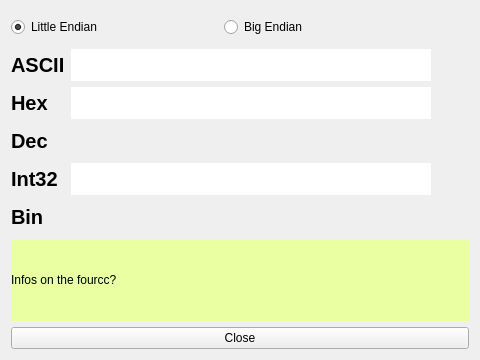
This is mini_analyser/ui/fourcchelper.ui in emericg/MiniVideo as Qt 5 draws it before an edit. The edited form follows.
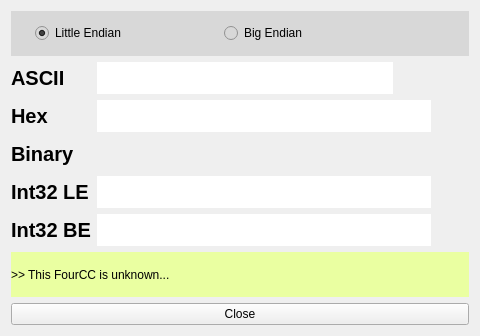
This is the edited form. Icons and pictures are not drawn.

Commit message: Update the fourcc helper

Diff of the .ui file:
```diff
--- a/mini_analyser/ui/fourcchelper.ui
+++ b/mini_analyser/ui/fourcchelper.ui
@@ -7,9 +7,15 @@
     <x>0</x>
     <y>0</y>
     <width>480</width>
-    <height>360</height>
+    <height>336</height>
    </rect>
   </property>
+  <property name="minimumSize">
+   <size>
+    <width>480</width>
+    <height>0</height>
+   </size>
+  </property>
   <property name="windowTitle">
    <string>FourCC helper</string>
   </property>
@@ -18,19 +24,244 @@
     <normaloff>:/icons/icons/applications-fonts.svg</normaloff>:/icons/icons/applications-fonts.svg</iconset>
   </property>
   <layout class="QGridLayout" name="gridLayout_2">
+   <item row="3" column="0">
+    <widget class="QPushButton" name="pushButton_exit">
+     <property name="text">
+      <string>Close</string>
+     </property>
+     <property name="icon">
+      <iconset resource="../resources/resources.qrc">
+       <normaloff>:/icons/icons/emblem-unreadable.svg</normaloff>:/icons/icons/emblem-unreadable.svg</iconset>
+     </property>
+     <property name="iconSize">
+      <size>
+       <width>24</width>
+       <height>24</height>
+      </size>
+     </property>
+     <property name="autoDefault">
+      <bool>false</bool>
+     </property>
+    </widget>
+   </item>
    <item row="1" column="0">
     <layout class="QGridLayout" name="gridLayout">
-     <item row="0" column="0">
-      <widget class="QLabel" name="label_4">
+     <item row="0" column="2">
+      <widget class="QPushButton" name="pushButton_switch_ascii">
+       <property name="maximumSize">
+        <size>
+         <width>32</width>
+         <height>32</height>
+        </size>
+       </property>
+       <property name="text">
+        <string/>
+       </property>
+       <property name="icon">
+        <iconset resource="../resources/resources.qrc">
+         <normaloff>:/icons/icons/custom-switch.svg</normaloff>:/icons/icons/custom-switch.svg</iconset>
+       </property>
+       <property name="iconSize">
+        <size>
+         <width>24</width>
+         <height>24</height>
+        </size>
+       </property>
+       <property name="autoDefault">
+        <bool>false</bool>
+       </property>
+       <property name="flat">
+        <bool>true</bool>
+       </property>
+      </widget>
+     </item>
+     <item row="2" column="3">
+      <widget class="QPushButton" name="pushButton_copy_bin">
+       <property name="maximumSize">
+        <size>
+         <width>32</width>
+         <height>32</height>
+        </size>
+       </property>
+       <property name="toolTip">
+        <string>Copy this string to clipboard</string>
+       </property>
+       <property name="text">
+        <string/>
+       </property>
+       <property name="icon">
+        <iconset resource="../resources/resources.qrc">
+         <normaloff>:/icons/icons/package-upgrade.svg</normaloff>:/icons/icons/package-upgrade.svg</iconset>
+       </property>
+       <property name="iconSize">
+        <size>
+         <width>24</width>
+         <height>24</height>
+        </size>
+       </property>
+       <property name="autoDefault">
+        <bool>false</bool>
+       </property>
+       <property name="flat">
+        <bool>true</bool>
+       </property>
+      </widget>
+     </item>
+     <item row="3" column="1" colspan="2">
+      <widget class="QLineEdit" name="lineEdit_int32_LE">
+       <property name="enabled">
+        <bool>true</bool>
+       </property>
+       <property name="minimumSize">
+        <size>
+         <width>0</width>
+         <height>32</height>
+        </size>
+       </property>
+       <property name="maximumSize">
+        <size>
+         <width>16777215</width>
+         <height>32</height>
+        </size>
+       </property>
        <property name="font">
         <font>
+         <family>Bitstream Vera Sans Mono</family>
          <pointsize>15</pointsize>
+        </font>
+       </property>
+       <property name="styleSheet">
+        <string notr="true">color: rgb(107, 107, 107);</string>
+       </property>
+       <property name="inputMask">
+        <string>9999999999</string>
+       </property>
+       <property name="frame">
+        <bool>false</bool>
+       </property>
+      </widget>
+     </item>
+     <item row="2" column="0">
+      <widget class="QLabel" name="label_2">
+       <property name="font">
+        <font>
+         <pointsize>15</pointsize>
          <weight>75</weight>
          <bold>true</bold>
         </font>
        </property>
        <property name="text">
-        <string>ASCII</string>
+        <string>Binary</string>
+       </property>
+      </widget>
+     </item>
+     <item row="2" column="1" colspan="2">
+      <widget class="QLineEdit" name="lineEdit_bin">
+       <property name="enabled">
+        <bool>false</bool>
+       </property>
+       <property name="minimumSize">
+        <size>
+         <width>0</width>
+         <height>32</height>
+        </size>
+       </property>
+       <property name="maximumSize">
+        <size>
+         <width>16777215</width>
+         <height>32</height>
+        </size>
+       </property>
+       <property name="font">
+        <font>
+         <pointsize>12</pointsize>
+        </font>
+       </property>
+       <property name="inputMask">
+        <string notr="true">BBBBBBBB BBBBBBBB BBBBBBBB BBBBBBBB</string>
+       </property>
+       <property name="maxLength">
+        <number>35</number>
+       </property>
+       <property name="frame">
+        <bool>false</bool>
+       </property>
+      </widget>
+     </item>
+     <item row="1" column="3">
+      <widget class="QPushButton" name="pushButton_copy_hex">
+       <property name="maximumSize">
+        <size>
+         <width>32</width>
+         <height>32</height>
+        </size>
+       </property>
+       <property name="toolTip">
+        <string>Copy this string to clipboard</string>
+       </property>
+       <property name="text">
+        <string/>
+       </property>
+       <property name="icon">
+        <iconset resource="../resources/resources.qrc">
+         <normaloff>:/icons/icons/package-upgrade.svg</normaloff>:/icons/icons/package-upgrade.svg</iconset>
+       </property>
+       <property name="iconSize">
+        <size>
+         <width>24</width>
+         <height>24</height>
+        </size>
+       </property>
+       <property name="autoDefault">
+        <bool>false</bool>
+       </property>
+       <property name="flat">
+        <bool>true</bool>
+       </property>
+      </widget>
+     </item>
+     <item row="3" column="0">
+      <widget class="QLabel" name="label_3">
+       <property name="font">
+        <font>
+         <pointsize>15</pointsize>
+         <weight>75</weight>
+         <bold>true</bold>
+        </font>
+       </property>
+       <property name="text">
+        <string>Int32 LE</string>
+       </property>
+      </widget>
+     </item>
+     <item row="1" column="1" colspan="2">
+      <widget class="QLineEdit" name="lineEdit_hex">
+       <property name="minimumSize">
+        <size>
+         <width>0</width>
+         <height>32</height>
+        </size>
+       </property>
+       <property name="maximumSize">
+        <size>
+         <width>16777215</width>
+         <height>32</height>
+        </size>
+       </property>
+       <property name="font">
+        <font>
+         <family>Bitstream Vera Sans Mono</family>
+         <pointsize>15</pointsize>
+        </font>
+       </property>
+       <property name="styleSheet">
+        <string notr="true">color: rgb(107, 107, 107);</string>
+       </property>
+       <property name="inputMask">
+        <string notr="true">&gt;HHHHHHHH</string>
+       </property>
+       <property name="frame">
+        <bool>false</bool>
        </property>
       </widget>
      </item>
@@ -50,11 +281,12 @@
        </property>
        <property name="font">
         <font>
+         <family>Bitstream Vera Sans Mono</family>
          <pointsize>15</pointsize>
         </font>
        </property>
-       <property name="inputMask">
-        <string/>
+       <property name="styleSheet">
+        <string notr="true">color: rgb(107, 107, 107);</string>
        </property>
        <property name="maxLength">
         <number>4</number>
@@ -62,9 +294,12 @@
        <property name="frame">
         <bool>false</bool>
        </property>
+       <property name="clearButtonEnabled">
+        <bool>true</bool>
+       </property>
       </widget>
      </item>
-     <item row="0" column="2">
+     <item row="0" column="3">
       <widget class="QPushButton" name="pushButton_copy_ascii">
        <property name="maximumSize">
         <size>
@@ -96,22 +331,8 @@
        </property>
       </widget>
      </item>
-     <item row="1" column="0">
-      <widget class="QLabel" name="label">
-       <property name="font">
-        <font>
-         <pointsize>15</pointsize>
-         <weight>75</weight>
-         <bold>true</bold>
-        </font>
-       </property>
-       <property name="text">
-        <string>Hex</string>
-       </property>
-      </widget>
-     </item>
-     <item row="1" column="1">
-      <widget class="QLineEdit" name="lineEdit_hex">
+     <item row="4" column="1" colspan="2">
+      <widget class="QLineEdit" name="lineEdit_int32_BE">
        <property name="minimumSize">
         <size>
          <width>0</width>
@@ -126,160 +347,12 @@
        </property>
        <property name="font">
         <font>
+         <family>Bitstream Vera Sans Mono</family>
          <pointsize>15</pointsize>
         </font>
        </property>
-       <property name="inputMask">
-        <string>HHHHHHHH</string>
-       </property>
-       <property name="frame">
-        <bool>false</bool>
-       </property>
-      </widget>
-     </item>
-     <item row="1" column="2">
-      <widget class="QPushButton" name="pushButton_copy_hex">
-       <property name="maximumSize">
-        <size>
-         <width>32</width>
-         <height>32</height>
-        </size>
-       </property>
-       <property name="toolTip">
-        <string>Copy this string to clipboard</string>
-       </property>
-       <property name="text">
-        <string/>
-       </property>
-       <property name="icon">
-        <iconset resource="../resources/resources.qrc">
-         <normaloff>:/icons/icons/package-upgrade.svg</normaloff>:/icons/icons/package-upgrade.svg</iconset>
-       </property>
-       <property name="iconSize">
-        <size>
-         <width>24</width>
-         <height>24</height>
-        </size>
-       </property>
-       <property name="autoDefault">
-        <bool>false</bool>
-       </property>
-       <property name="default">
-        <bool>false</bool>
-       </property>
-       <property name="flat">
-        <bool>true</bool>
-       </property>
-      </widget>
-     </item>
-     <item row="2" column="0">
-      <widget class="QLabel" name="label_3">
-       <property name="font">
-        <font>
-         <pointsize>15</pointsize>
-         <weight>75</weight>
-         <bold>true</bold>
-        </font>
-       </property>
-       <property name="text">
-        <string>Dec</string>
-       </property>
-      </widget>
-     </item>
-     <item row="2" column="1">
-      <widget class="QLineEdit" name="lineEdit_dec">
-       <property name="enabled">
-        <bool>false</bool>
-       </property>
-       <property name="minimumSize">
-        <size>
-         <width>0</width>
-         <height>32</height>
-        </size>
-       </property>
-       <property name="maximumSize">
-        <size>
-         <width>16777215</width>
-         <height>32</height>
-        </size>
-       </property>
-       <property name="font">
-        <font>
-         <pointsize>15</pointsize>
-        </font>
-       </property>
-       <property name="inputMask">
-        <string>99 99 99 99 99 99</string>
-       </property>
-       <property name="frame">
-        <bool>false</bool>
-       </property>
-      </widget>
-     </item>
-     <item row="2" column="2">
-      <widget class="QPushButton" name="pushButton_copy_dec">
-       <property name="maximumSize">
-        <size>
-         <width>32</width>
-         <height>32</height>
-        </size>
-       </property>
-       <property name="toolTip">
-        <string>Copy this string to clipboard</string>
-       </property>
-       <property name="text">
-        <string/>
-       </property>
-       <property name="icon">
-        <iconset resource="../resources/resources.qrc">
-         <normaloff>:/icons/icons/package-upgrade.svg</normaloff>:/icons/icons/package-upgrade.svg</iconset>
-       </property>
-       <property name="iconSize">
-        <size>
-         <width>24</width>
-         <height>24</height>
-        </size>
-       </property>
-       <property name="autoDefault">
-        <bool>false</bool>
-       </property>
-       <property name="flat">
-        <bool>true</bool>
-       </property>
-      </widget>
-     </item>
-     <item row="3" column="0">
-      <widget class="QLabel" name="label_6">
-       <property name="font">
-        <font>
-         <pointsize>15</pointsize>
-         <weight>75</weight>
-         <bold>true</bold>
-        </font>
-       </property>
-       <property name="text">
-        <string>Int32</string>
-       </property>
-      </widget>
-     </item>
-     <item row="3" column="1">
-      <widget class="QLineEdit" name="lineEdit_int32">
-       <property name="minimumSize">
-        <size>
-         <width>0</width>
-         <height>32</height>
-        </size>
-       </property>
-       <property name="maximumSize">
-        <size>
-         <width>16777215</width>
-         <height>32</height>
-        </size>
-       </property>
-       <property name="font">
-        <font>
-         <pointsize>15</pointsize>
-        </font>
+       <property name="styleSheet">
+        <string notr="true">color: rgb(107, 107, 107);</string>
        </property>
        <property name="inputMask">
         <string>9999999999</string>
@@ -292,40 +365,22 @@
        </property>
       </widget>
      </item>
-     <item row="3" column="2">
-      <widget class="QPushButton" name="pushButton_copy_int32">
-       <property name="maximumSize">
-        <size>
-         <width>32</width>
-         <height>32</height>
-        </size>
-       </property>
-       <property name="toolTip">
-        <string>Copy this string to clipboard</string>
+     <item row="0" column="0">
+      <widget class="QLabel" name="label_4">
+       <property name="font">
+        <font>
+         <pointsize>15</pointsize>
+         <weight>75</weight>
+         <bold>true</bold>
+        </font>
        </property>
        <property name="text">
-        <string/>
-       </property>
-       <property name="icon">
-        <iconset resource="../resources/resources.qrc">
-         <normaloff>:/icons/icons/package-upgrade.svg</normaloff>:/icons/icons/package-upgrade.svg</iconset>
-       </property>
-       <property name="iconSize">
-        <size>
-         <width>24</width>
-         <height>24</height>
-        </size>
-       </property>
-       <property name="autoDefault">
-        <bool>false</bool>
-       </property>
-       <property name="flat">
-        <bool>true</bool>
+        <string>ASCII</string>
        </property>
       </widget>
      </item>
      <item row="4" column="0">
-      <widget class="QLabel" name="label_2">
+      <widget class="QLabel" name="label_6">
        <property name="font">
         <font>
          <pointsize>15</pointsize>
@@ -334,15 +389,92 @@
         </font>
        </property>
        <property name="text">
-        <string>Bin</string>
+        <string>Int32 BE</string>
        </property>
       </widget>
      </item>
-     <item row="4" column="1">
-      <widget class="QLineEdit" name="lineEdit_bin">
-       <property name="enabled">
+     <item row="1" column="0">
+      <widget class="QLabel" name="label">
+       <property name="font">
+        <font>
+         <pointsize>15</pointsize>
+         <weight>75</weight>
+         <bold>true</bold>
+        </font>
+       </property>
+       <property name="text">
+        <string>Hex</string>
+       </property>
+      </widget>
+     </item>
+     <item row="4" column="3">
+      <widget class="QPushButton" name="pushButton_copy_int32be">
+       <property name="maximumSize">
+        <size>
+         <width>32</width>
+         <height>32</height>
+        </size>
+       </property>
+       <property name="toolTip">
+        <string>Copy this string to clipboard</string>
+       </property>
+       <property name="text">
+        <string/>
+       </property>
+       <property name="icon">
+        <iconset resource="../resources/resources.qrc">
+         <normaloff>:/icons/icons/package-upgrade.svg</normaloff>:/icons/icons/package-upgrade.svg</iconset>
+       </property>
+       <property name="iconSize">
+        <size>
+         <width>24</width>
+         <height>24</height>
+        </size>
+       </property>
+       <property name="autoDefault">
         <bool>false</bool>
        </property>
+       <property name="flat">
+        <bool>true</bool>
+       </property>
+      </widget>
+     </item>
+     <item row="3" column="3">
+      <widget class="QPushButton" name="pushButton_copy_int32le">
+       <property name="maximumSize">
+        <size>
+         <width>32</width>
+         <height>32</height>
+        </size>
+       </property>
+       <property name="toolTip">
+        <string>Copy this string to clipboard</string>
+       </property>
+       <property name="text">
+        <string/>
+       </property>
+       <property name="icon">
+        <iconset resource="../resources/resources.qrc">
+         <normaloff>:/icons/icons/package-upgrade.svg</normaloff>:/icons/icons/package-upgrade.svg</iconset>
+       </property>
+       <property name="iconSize">
+        <size>
+         <width>24</width>
+         <height>24</height>
+        </size>
+       </property>
+       <property name="autoDefault">
+        <bool>false</bool>
+       </property>
+       <property name="flat">
+        <bool>true</bool>
+       </property>
+      </widget>
+     </item>
+    </layout>
+   </item>
+   <item row="2" column="0">
+    <widget class="QLabel" name="label_fourcc_string">
        <property name="minimumSize">
         <size>
          <width>0</width>
@@ -352,95 +484,39 @@
        <property name="maximumSize">
         <size>
          <width>16777215</width>
-         <height>32</height>
-        </size>
-       </property>
-       <property name="font">
-        <font>
-         <pointsize>15</pointsize>
-        </font>
-       </property>
-       <property name="inputMask">
-        <string>BBBBBBBBBBBBBBBBBBBBBBBBBBBBBBBB</string>
-       </property>
-       <property name="maxLength">
-        <number>32</number>
-       </property>
-       <property name="frame">
-        <bool>false</bool>
-       </property>
-      </widget>
-     </item>
-     <item row="4" column="2">
-      <widget class="QPushButton" name="pushButton_copy_bin">
-       <property name="maximumSize">
-        <size>
-         <width>32</width>
-         <height>32</height>
-        </size>
-       </property>
-       <property name="toolTip">
-        <string>Copy this string to clipboard</string>
-       </property>
-       <property name="text">
-        <string/>
-       </property>
-       <property name="icon">
-        <iconset resource="../resources/resources.qrc">
-         <normaloff>:/icons/icons/package-upgrade.svg</normaloff>:/icons/icons/package-upgrade.svg</iconset>
-       </property>
-       <property name="iconSize">
-        <size>
-         <width>24</width>
-         <height>24</height>
-        </size>
-       </property>
-       <property name="autoDefault">
-        <bool>false</bool>
-       </property>
-       <property name="flat">
-        <bool>true</bool>
-       </property>
-      </widget>
-     </item>
-    </layout>
-   </item>
-   <item row="2" column="0">
-    <widget class="QLabel" name="label_5">
+       <height>64</height>
+      </size>
+     </property>
      <property name="styleSheet">
       <string notr="true">background: rgb(234, 255, 161)</string>
      </property>
      <property name="text">
-      <string>Infos on the fourcc?</string>
+      <string>&gt;&gt; This FourCC is unknown...</string>
      </property>
     </widget>
    </item>
-   <item row="3" column="0">
-    <widget class="QPushButton" name="pushButton_exit">
-     <property name="text">
-      <string>Close</string>
-     </property>
-     <property name="icon">
-      <iconset resource="../resources/resources.qrc">
-       <normaloff>:/icons/icons/emblem-unreadable.svg</normaloff>:/icons/icons/emblem-unreadable.svg</iconset>
-     </property>
-     <property name="iconSize">
+   <item row="0" column="0">
+    <widget class="QFrame" name="frame_endianness">
+     <property name="maximumSize">
       <size>
-       <width>24</width>
-       <height>24</height>
+       <width>16777215</width>
+       <height>64</height>
       </size>
      </property>
-     <property name="autoDefault">
-      <bool>false</bool>
+     <property name="styleSheet">
+      <string notr="true">background-color: rgb(216, 216, 216);</string>
      </property>
-    </widget>
-   </item>
-   <item row="0" column="0">
     <layout class="QHBoxLayout" name="horizontalLayout">
+      <property name="leftMargin">
+       <number>24</number>
+      </property>
+      <property name="rightMargin">
+       <number>24</number>
+      </property>
      <item>
       <widget class="QRadioButton" name="radioButton_le">
        <property name="toolTip">
-        <string>&lt;html&gt;&lt;head/&gt;&lt;body&gt;&lt;p&gt;Little Endian architectures includes &lt;span style=&quot; font-weight:600;&quot;&gt;Intel x86&lt;/span&gt;, &lt;span style=&quot; font-weight:600;&quot;&gt;x86_64&lt;/span&gt;, &lt;span style=&quot; font-weight:600;&quot;&gt;Atmel AVR&lt;/span&gt;, &lt;span style=&quot; font-weight:600;&quot;&gt;Z80&lt;/span&gt;, and historically &lt;span style=&quot; font-weight:600;&quot;&gt;ARM, DEC Alpha&lt;/span&gt;...&lt;/p&gt;&lt;p&gt;&lt;br/&gt;&lt;/p&gt;&lt;p&gt;Bi Endian architectures (like &lt;span style=&quot; font-weight:600;&quot;&gt;IBM POWER&lt;/span&gt;, &lt;span style=&quot; font-weight:600;&quot;&gt;ARM&lt;/span&gt;, &lt;span style=&quot; font-weight:600;&quot;&gt;MIPS&lt;/span&gt;, &lt;span style=&quot; font-weight:600;&quot;&gt;DEC Alpha&lt;/span&gt;, &lt;span style=&quot; font-weight:600;&quot;&gt;SPARK V9&lt;/span&gt;, &lt;span style=&quot; font-weight:600;&quot;&gt;IA-64&lt;/span&gt;) supports both endianness, depending on system configuration usually set during boot process.&lt;/p&gt;&lt;/body&gt;&lt;/html&gt;</string>
+         <string>&lt;html&gt;&lt;head/&gt;&lt;body&gt;&lt;p&gt;Little Endian architectures includes &lt;span style=&quot; font-weight:600;&quot;&gt;Intel x86&lt;/span&gt;, &lt;span style=&quot; font-weight:600;&quot;&gt;x86_64&lt;/span&gt;, &lt;span style=&quot; font-weight:600;&quot;&gt;Atmel AVR&lt;/span&gt;, &lt;span style=&quot; font-weight:600;&quot;&gt;Z80&lt;/span&gt;, and historically &lt;span style=&quot; font-weight:600;&quot;&gt;ARM, DEC Alpha&lt;/span&gt;...&lt;/p&gt;&lt;p&gt;Bi Endian architectures (like &lt;span style=&quot; font-weight:600;&quot;&gt;IBM POWER&lt;/span&gt;, &lt;span style=&quot; font-weight:600;&quot;&gt;ARM&lt;/span&gt;, &lt;span style=&quot; font-weight:600;&quot;&gt;MIPS&lt;/span&gt;, &lt;span style=&quot; font-weight:600;&quot;&gt;DEC Alpha&lt;/span&gt;, &lt;span style=&quot; font-weight:600;&quot;&gt;SPARK V9&lt;/span&gt;, &lt;span style=&quot; font-weight:600;&quot;&gt;IA-64&lt;/span&gt;) supports both endianness, depending on system configuration usually set during boot process.&lt;/p&gt;&lt;/body&gt;&lt;/html&gt;</string>
        </property>
        <property name="text">
         <string>Little Endian</string>
@@ -453,7 +529,7 @@
      <item>
       <widget class="QRadioButton" name="radioButton_be">
        <property name="toolTip">
-        <string>&lt;html&gt;&lt;head/&gt;&lt;body&gt;&lt;p&gt;Big Endian architectures includes &lt;span style=&quot; font-weight:600;&quot;&gt;Motorola 68000&lt;/span&gt;, &lt;span style=&quot; font-weight:600;&quot;&gt;SuperH&lt;/span&gt;, &lt;span style=&quot; font-weight:600;&quot;&gt;SPARC&lt;/span&gt;, &lt;span style=&quot; font-weight:600;&quot;&gt;S/390&lt;/span&gt;, &lt;span style=&quot; font-weight:600;&quot;&gt;Atmel AVR32&lt;/span&gt;, and historically &lt;span style=&quot; font-weight:600;&quot;&gt;IBM POWER&lt;/span&gt;, &lt;span style=&quot; font-weight:600;&quot;&gt;SPARK&lt;/span&gt;...&lt;/p&gt;&lt;p&gt;&lt;br/&gt;&lt;/p&gt;&lt;p&gt;Bi Endian architectures (like &lt;span style=&quot; font-weight:600;&quot;&gt;IBM POWER&lt;/span&gt;, &lt;span style=&quot; font-weight:600;&quot;&gt;ARM&lt;/span&gt;, &lt;span style=&quot; font-weight:600;&quot;&gt;MIPS&lt;/span&gt;, &lt;span style=&quot; font-weight:600;&quot;&gt;DEC Alpha&lt;/span&gt;, &lt;span style=&quot; font-weight:600;&quot;&gt;SPARK V9&lt;/span&gt;, &lt;span style=&quot; font-weight:600;&quot;&gt;IA-64&lt;/span&gt;) supports both endianness, depending on system configuration usually set during boot process.&lt;/p&gt;&lt;/body&gt;&lt;/html&gt;</string>
+         <string>&lt;html&gt;&lt;head/&gt;&lt;body&gt;&lt;p&gt;Big Endian architectures includes &lt;span style=&quot; font-weight:600;&quot;&gt;Motorola 68000&lt;/span&gt;, &lt;span style=&quot; font-weight:600;&quot;&gt;SuperH&lt;/span&gt;, &lt;span style=&quot; font-weight:600;&quot;&gt;SPARC&lt;/span&gt;, &lt;span style=&quot; font-weight:600;&quot;&gt;S/390&lt;/span&gt;, &lt;span style=&quot; font-weight:600;&quot;&gt;Atmel AVR32&lt;/span&gt;, and historically &lt;span style=&quot; font-weight:600;&quot;&gt;IBM POWER&lt;/span&gt;, &lt;span style=&quot; font-weight:600;&quot;&gt;SPARK&lt;/span&gt;...&lt;br/&gt;Bi Endian architectures (like &lt;span style=&quot; font-weight:600;&quot;&gt;IBM POWER&lt;/span&gt;, &lt;span style=&quot; font-weight:600;&quot;&gt;ARM&lt;/span&gt;, &lt;span style=&quot; font-weight:600;&quot;&gt;MIPS&lt;/span&gt;, &lt;span style=&quot; font-weight:600;&quot;&gt;DEC Alpha&lt;/span&gt;, &lt;span style=&quot; font-weight:600;&quot;&gt;SPARK V9&lt;/span&gt;, &lt;span style=&quot; font-weight:600;&quot;&gt;IA-64&lt;/span&gt;) supports both endianness, depending on system configuration usually set during boot process.&lt;/p&gt;&lt;/body&gt;&lt;/html&gt;</string>
        </property>
        <property name="text">
         <string>Big Endian</string>
@@ -481,7 +557,7 @@
          <height>32</height>
         </size>
        </property>
-       <property name="default">
+        <property name="autoDefault">
         <bool>false</bool>
        </property>
        <property name="flat">
@@ -490,6 +566,7 @@
       </widget>
      </item>
     </layout>
+    </widget>
    </item>
   </layout>
  </widget>
```
Lines whose indentation alone changed are shown as unchanged. The commit also changes 4 other files.
